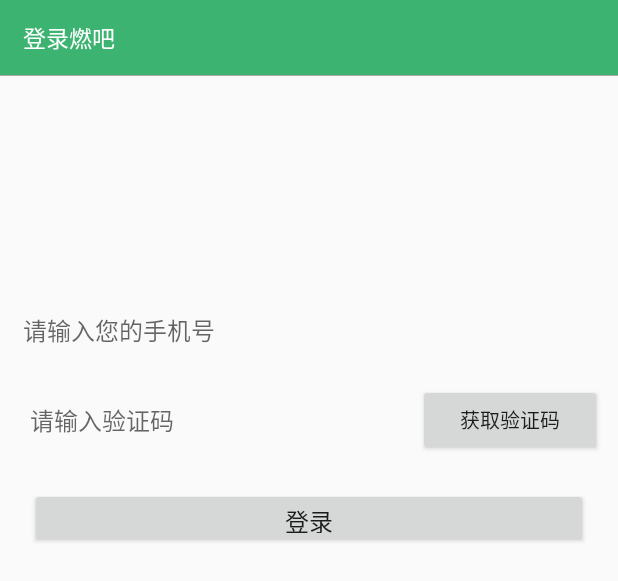
After one commit to qiaosisi/ranba_android, an Android app: the layout fragment_login.xml on its own in the app's theme, with its tools: preview values and no code run, on a phone screen of 412 x 824 dp. The commit adds this screen. Shown: the top 581 px of the screen. Run offline under Robolectric (Android 15) with nearby library versions, the phone set to English and light mode, and no system bars.

Commit message:
登录页面优化

```diff
--- a/ranba_android/src/main/java/com/example/nimei1/ranba/activity/MainActivity.java
+++ b/ranba_android/src/main/java/com/example/nimei1/ranba/activity/MainActivity.java
@@ -6,6 +6,8 @@ import android.support.design.widget.BottomNavigationView;
 import android.support.v4.app.Fragment;
 import android.support.v4.app.FragmentTransaction;
 import android.view.MenuItem;
+import android.view.View;
+import android.widget.Button;
 import android.widget.FrameLayout;
 
 import com.example.nimei1.ranba.AccountFragment;
@@ -14,6 +16,7 @@ import com.example.nimei1.ranba.GroupFragment;
 import com.example.nimei1.ranba.HomeFragment;
 import com.example.nimei1.ranba.R;
 import com.example.nimei1.ranba.UploadFragment;
+import com.example.nimei1.ranba.fragment.LoginFragment;
 
 public class MainActivity extends BaseActivity {
 
--- /dev/null
+++ b/ranba_android/src/main/res/layout/fragment_login.xml
@@ -0,0 +1,83 @@
+<?xml version="1.0" encoding="utf-8"?>
+<FrameLayout xmlns:android="http://schemas.android.com/apk/res/android"
+    xmlns:tools="http://schemas.android.com/tools"
+    android:layout_width="match_parent"
+    android:layout_height="match_parent"
+    tools:context=".fragment.LoginFragment">
+
+    <com.example.nimei1.ranba.CustomToolBar xmlns:android="http://schemas.android.com/apk/res/android"
+        xmlns:app="http://schemas.android.com/apk/res-auto"
+        xmlns:tools="http://schemas.android.com/tools"
+        android:layout_width="match_parent"
+        android:layout_height="wrap_content"
+        android:layout_alignParentStart="true"
+        android:layout_alignParentTop="true"
+        android:orientation="vertical"
+        app:left_tv_text="@string/tab_login"
+        app:left_tv_visible="true"
+        app:right_btn_src="@drawable/search_bar"
+        app:right_btn_visible="false"
+        tools:context="com.example.nimei1.ranba.activity.MainActivity"></com.example.nimei1.ranba.CustomToolBar>
+
+    <!-- TODO: Update blank fragment layout -->
+
+    <LinearLayout xmlns:android="http://schemas.android.com/apk/res/android"
+        android:layout_width="match_parent"
+        android:layout_height="match_parent"
+        android:orientation="vertical">
+
+        <EditText
+            android:id="@+id/mobile_login"
+            android:layout_width="348dp"
+            android:layout_height="40dp"
+            android:layout_marginStart="15dp"
+            android:layout_marginTop="200dp"
+            android:background="@null"
+            android:hint="@string/input_phone"
+            android:inputType="number"
+            android:maxLength="11"
+            android:textSize="16sp" />
+
+        <LinearLayout
+            android:layout_width="match_parent"
+            android:layout_height="50dp"
+            android:layout_marginLeft="10dp"
+            android:layout_marginRight="10dp"
+            android:layout_marginTop="15dp"
+            android:gravity="center"
+            android:orientation="horizontal">
+
+            <EditText
+                android:id="@+id/yanzhengma"
+                android:layout_width="0dp"
+                android:layout_height="40dp"
+                android:layout_marginStart="10dp"
+                android:layout_weight="4"
+                android:background="@null"
+                android:hint="@string/inout_msg_code"
+                android:inputType="number"
+                android:maxLength="6"
+                android:textSize="16sp" />
+
+            <Button
+                android:id="@+id/getMsgCode"
+                android:layout_width="0dp"
+                android:layout_height="wrap_content"
+                android:layout_gravity="center"
+                android:layout_weight="1.9"
+                android:gravity="center"
+                android:text="@string/get_msg_code"
+                android:textSize="13sp" />
+        </LinearLayout>
+
+        <Button
+            android:id="@+id/login_btn"
+            android:layout_width="match_parent"
+            android:layout_height="40dp"
+            android:layout_marginLeft="20dp"
+            android:layout_marginRight="20dp"
+            android:layout_marginTop="20dp"
+            android:text="@string/login"
+            android:textSize="16sp" />
+    </LinearLayout>
+</FrameLayout>
--- a/ranba_android/src/main/res/values/strings.xml
+++ b/ranba_android/src/main/res/values/strings.xml
@@ -5,6 +5,7 @@
     <string name="nav_upload">上传</string>
     <string name="nav_account">我的账户</string>
     <string name="nav_group">社区</string>
+    <string name="tab_login">登录燃吧</string>
 
     <!-- TODO: Remove or change this placeholder text -->
     <string name="hello_blank_fragment">Hello blank fragment</string>
@@ -25,4 +26,10 @@
     <string name="video_connect_select_two">选择第二个视频</string>
     <string name="change_filter">左右滑动切换滤镜哟...</string>
     <string name="confirm_to_editor_video">点击确定分离音频</string>
+
+    <!-- 登录相关 -->
+    <string name="input_phone">请输入您的手机号</string>
+    <string name="login">登录</string>
+    <string name="get_msg_code">获取验证码</string>
+    <string name="inout_msg_code">请输入验证码</string>
 </resources>
```
Also changed, not shown: ranba_android/build.gradle (+10 -8 lines), ranba_android/src/main/java/com/example/nimei1/ranba/AccountFragment.java (+25 -4 lines), ranba_android/src/main/java/com/example/nimei1/ranba/fragment/LoginFragment.java (added, +215 -0 lines), ranba_android/src/main/res/layout/fragment_account.xml (+11 -1 lines), ranba_android/src/main/res/layout/fragment_group.xml (+14 -0 lines), 1 other file.
